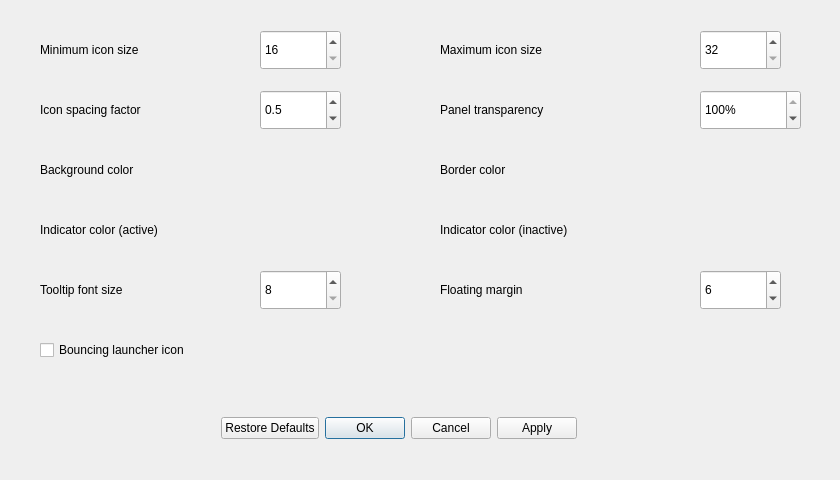
Before: the Qt Designer form src/view/appearance_settings_dialog.ui in dangvd/crystal-dock, drawn with Qt 5.
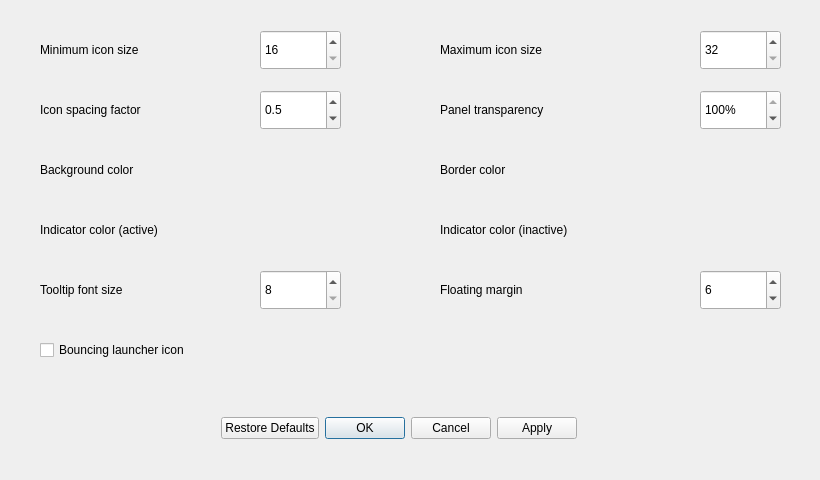
After: the same form once the commit is applied.

Commit message: Appearance Settings dialog: Fixes Panel Transparency input misalignment #125

What changed in the file:
```diff
--- a/src/view/appearance_settings_dialog.ui
+++ b/src/view/appearance_settings_dialog.ui
@@ -6,7 +6,7 @@
    <rect>
     <x>0</x>
     <y>0</y>
-    <width>840</width>
+    <width>820</width>
     <height>480</height>
    </rect>
   </property>
@@ -185,7 +185,7 @@
     <rect>
      <x>700</x>
      <y>90</y>
-     <width>101</width>
+     <width>81</width>
      <height>40</height>
     </rect>
    </property>
```
